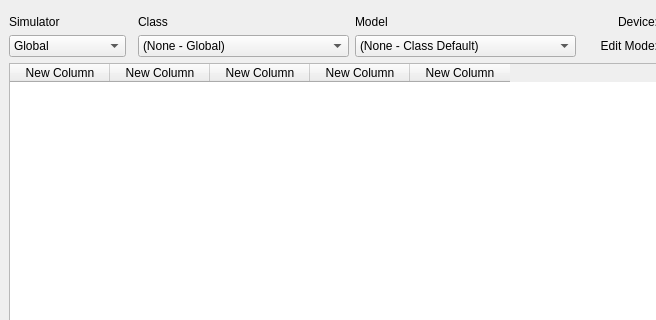
The window that settingswindow.ui (walmis/VPforce-TelemFFB) describes before a commit, drawn with Qt 5; both pictures show x 0 to 656 and y 0 to 320 of the 900 by 641 pixel window.
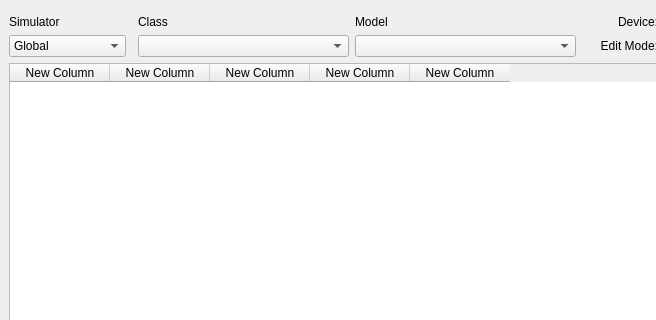
The same window after the commit.

```diff
--- a/settingswindow.ui
+++ b/settingswindow.ui
@@ -79,12 +79,7 @@
      <widget class="QComboBox" name="drp_class">
       <item>
        <property name="text">
-        <string>(None - Global)</string>
-       </property>
-      </item>
-      <item>
-       <property name="text">
-        <string>(None - Sim Default)</string>
+        <string/>
        </property>
       </item>
       <item>
@@ -238,7 +233,7 @@
       </property>
       <item>
        <property name="text">
-        <string>(None - Class Default)</string>
+        <string/>
        </property>
       </item>
      </widget>
```
